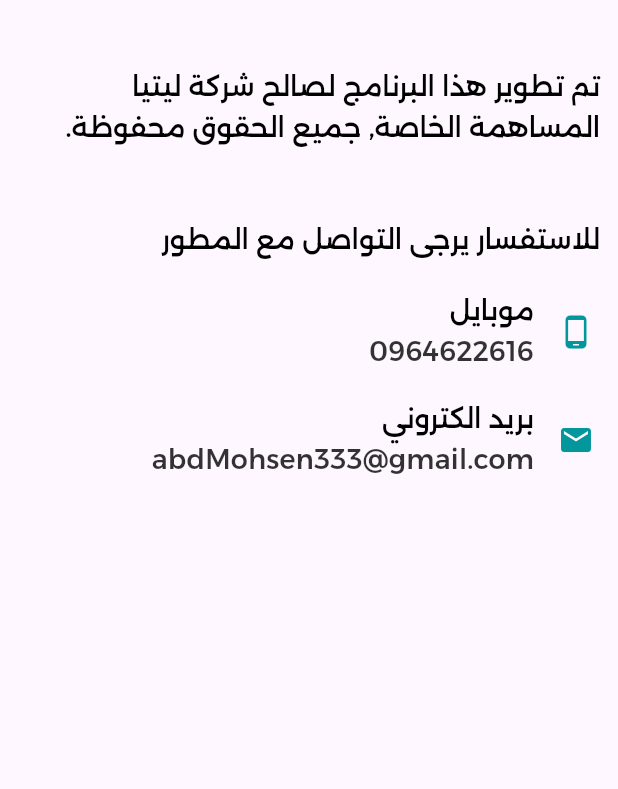
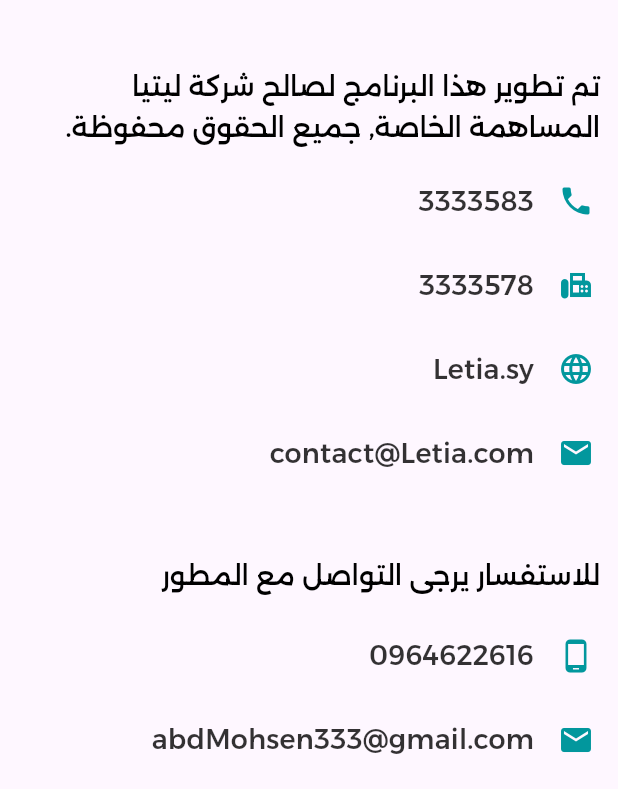
Before and after one commit to abd-Mohsen/Lelia-app, a Flutter app: the AboutUsPage screen opened directly, on a phone screen of 412 x 824 dp, the part 447-1236 px from its top. Run offline on Flutter 3.47's test engine with Material 3 defaults, Android fonts, the phone set to English and light mode, and no system bars; our stand-ins replace carousel_slider, dotted_border, dropdown_search, flutter_spinkit, geolocator, get and 7 more; missing offline and left inert: excel, flutter_osm_plugin; accounts and stored records are empty.

Commit message:
edited about app page

```diff
--- a/lib/controllers/report_search_controller.dart
+++ b/lib/controllers/report_search_controller.dart
@@ -11,7 +11,7 @@
   @override
   void onInit() {
     limit = (screenService.screenHeightCm / 1.1).toInt();
-    print("limit: " + limit.toString()); //todo: might be 0 sometimes
+    print("limit: " + limit.toString()); //might be 0 sometimes
     scrollController.addListener(() {
       if (scrollController.position.pixels == scrollController.position.maxScrollExtent) {
         search(false);
--- a/lib/views/about_us_page.dart
+++ b/lib/views/about_us_page.dart
@@ -41,6 +41,34 @@
               style: tt.titleMedium!.copyWith(color: cs.onSurface),
             ),
           ),
+          ListTile(
+            leading: Icon(Icons.phone, color: cs.primary),
+            title: Text(
+              "3333583",
+              style: tt.titleMedium!.copyWith(color: cs.onSurface.withOpacity(0.8)),
+            ),
+          ),
+          ListTile(
+            leading: Icon(Icons.fax, color: cs.primary),
+            title: Text(
+              "3333578",
+              style: tt.titleMedium!.copyWith(color: cs.onSurface.withOpacity(0.8)),
+            ),
+          ),
+          ListTile(
+            leading: Icon(Icons.language, color: cs.primary),
+            title: Text(
+              "Letia.sy",
+              style: tt.titleMedium!.copyWith(color: cs.onSurface.withOpacity(0.8)),
+            ),
+          ),
+          ListTile(
+            leading: Icon(Icons.email, color: cs.primary),
+            title: Text(
+              "contact@Letia.com",
+              style: tt.titleMedium!.copyWith(color: cs.onSurface.withOpacity(0.8)),
+            ),
+          ),
           Padding(
             padding: const EdgeInsets.only(right: 12, left: 12, top: 40, bottom: 12),
             child: Text(
@@ -50,27 +78,26 @@
           ),
           ListTile(
             leading: Icon(Icons.phone_android, color: cs.primary),
+            // title: Text(
+            //   "موبايل",
+            //   style: tt.titleMedium!.copyWith(color: cs.onSurface),
+            // ),
             title: Text(
-              "موبايل",
-              style: tt.titleMedium!.copyWith(color: cs.onSurface),
-            ),
-            subtitle: Text(
               "0964622616",
               style: tt.titleMedium!.copyWith(color: cs.onSurface.withOpacity(0.8)),
             ),
           ),
           ListTile(
             leading: Icon(Icons.email, color: cs.primary),
+            // title: Text(
+            //   "بريد الكتروني",
+            //   style: tt.titleMedium!.copyWith(color: cs.onSurface),
+            // ),
             title: Text(
-              "بريد الكتروني",
-              style: tt.titleMedium!.copyWith(color: cs.onSurface),
-            ),
-            subtitle: Text(
               "abdMohsen333@gmail.com",
               style: tt.titleMedium!.copyWith(color: cs.onSurface.withOpacity(0.8)),
             ),
           ),
-          //todo: put company contact info if necessary
         ],
       ),
     );
```
